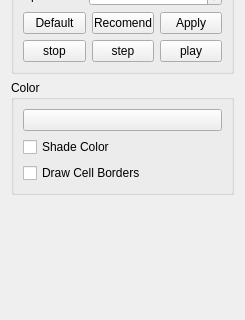
Before: the Qt Designer form panel/panel.ui in BigCubeCat/GameOfLife, drawn with Qt 5; both pictures show x 0 to 245 and y 200 to 520 of the 245 by 636 pixel window.
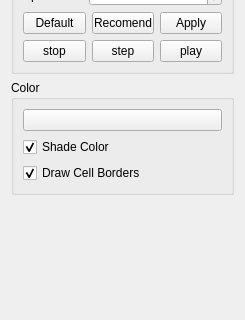
After: the same form once the commit is applied.

```diff
--- a/panel/panel.ui
+++ b/panel/panel.ui
@@ -209,6 +209,9 @@
         <property name="text">
          <string>Shade Color</string>
         </property>
+        <property name="checked">
+         <bool>true</bool>
+        </property>
        </widget>
       </item>
       <item row="2" column="0">
@@ -216,6 +219,9 @@
         <property name="text">
          <string>Draw Cell Borders</string>
         </property>
+        <property name="checked">
+         <bool>true</bool>
+        </property>
        </widget>
       </item>
      </layout>
```
Left out of the diff: 2 changed lines with no effect on the pictures.
